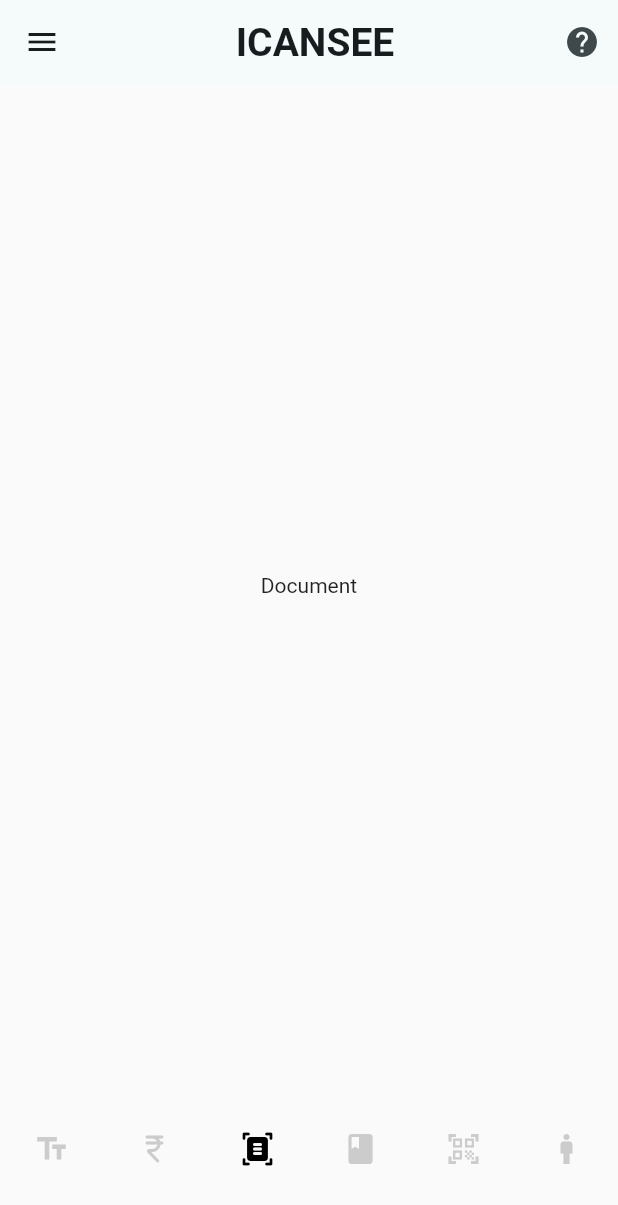
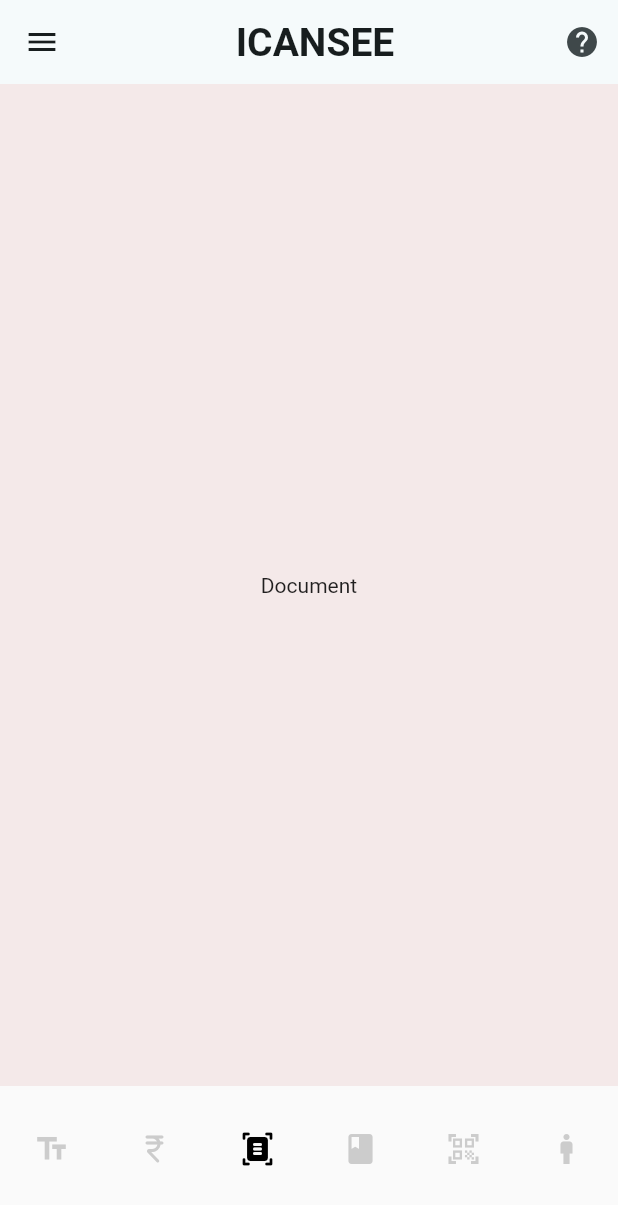
Before and after one commit to adityagaur0/bemyeye, a Flutter app: the screen it shows after launch, item 3 of the bottom bar chosen, on a phone screen of 412 x 824 dp. Shown: the top 1205 px of the screen. Run offline on Flutter 3.47's test engine with Material 2 defaults, Android fonts, the phone set to English and light mode, and no system bars; our stand-ins replace audioplayers, camera, flutter_tts, lottie, page_transition, permission_handler; missing offline and left inert: google_ml_kit, tflite_v2; project files that could hold a hidden picture were left out.

Commit message:
22 Nov 2023, 05:56

```diff
--- a/lib/main.dart
+++ b/lib/main.dart
@@ -27,6 +27,8 @@ class MyApp extends StatelessWidget {
         '/home': (context) => const Home(),
       },
       theme: ThemeData().copyWith(
+        scaffoldBackgroundColor: Color(0xFFF4E9E9),
+        brightness: Brightness.light,
         colorScheme: kColorScheme,
         useMaterial3: true,
         elevatedButtonTheme: ElevatedButtonThemeData(
@@ -46,6 +48,7 @@ class MyApp extends StatelessWidget {
             ),
       ),
       darkTheme: ThemeData.dark().copyWith(
+        brightness: Brightness.dark,
         useMaterial3: true,
         colorScheme: kDarkColorScheme,
         cardTheme: const CardTheme().copyWith(
```
